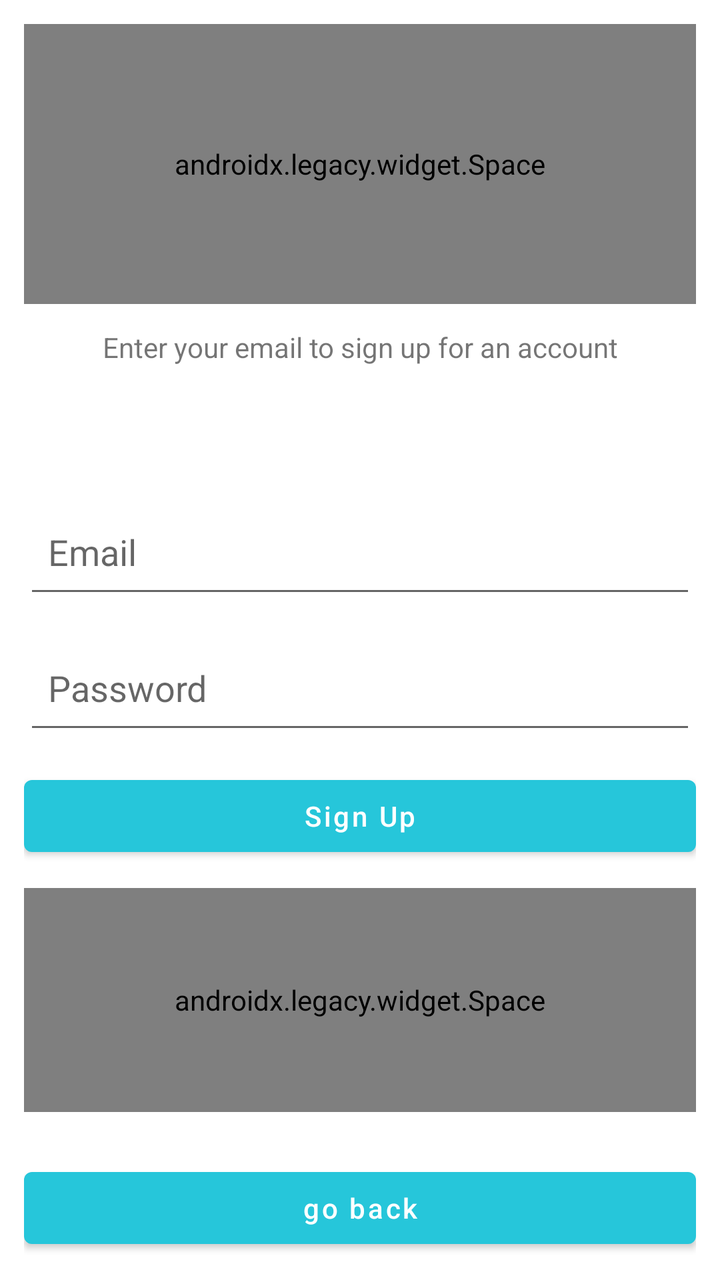
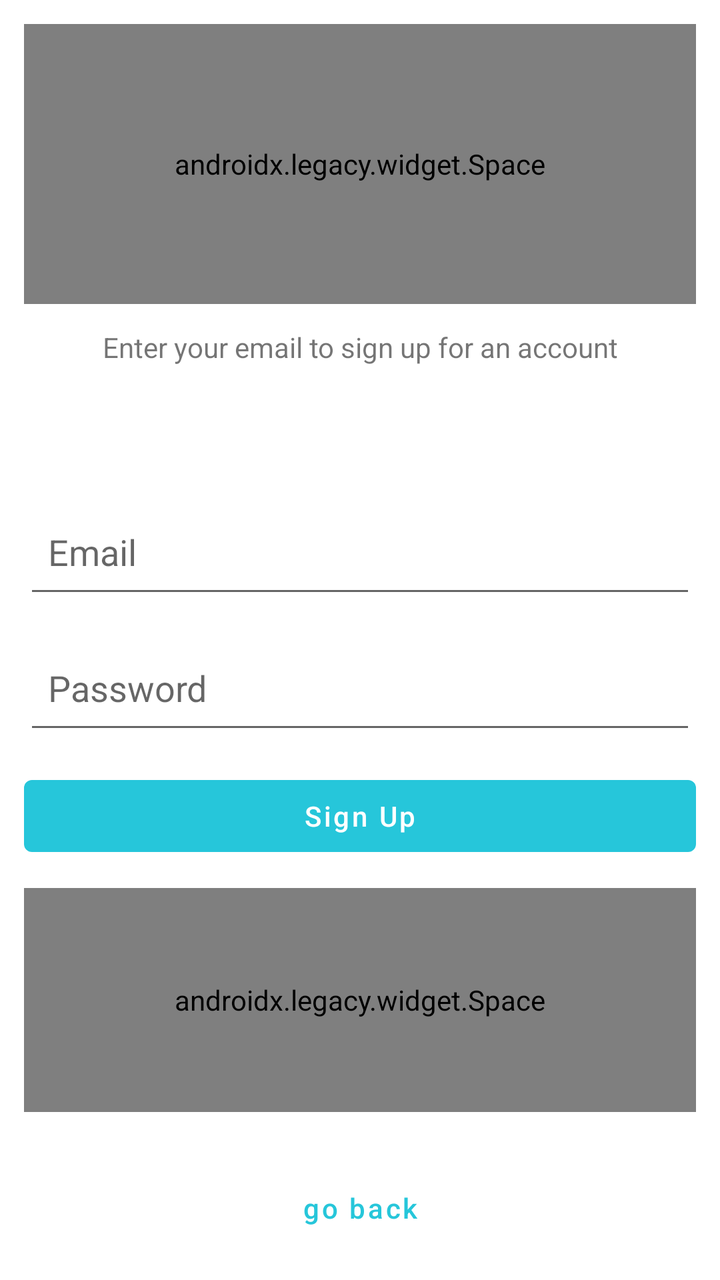

Screens rendered from an Android XML layout before and after an edit, with the pre-edit source and the edit as a unified diff.
<!-- AndroidManifest.xml: activity theme LoggedOutTheme -->
<!-- res/layout/activity_signup.xml -->
<?xml version="1.0" encoding="utf-8"?>
<RelativeLayout
    xmlns:android="http://schemas.android.com/apk/res/android"
    xmlns:tools="http://schemas.android.com/tools"
    tools:context="com.oo0o0o.colorphoria.activities.loggedoutactivites.ResetPasswordActivity"
    android:layout_width="match_parent"
    android:layout_height="match_parent"
    android:gravity="center"
    android:orientation="vertical" >

    <LinearLayout
        xmlns:android="http://schemas.android.com/apk/res/android"
        xmlns:tools="http://schemas.android.com/tools"
        tools:context="com.oo0o0o.colorphoria.activities.loggedoutactivites.ResetPasswordActivity"
        android:layout_width="match_parent"
        android:layout_height="match_parent"
        android:orientation="vertical"
        android:padding="@dimen/activity_horizontal_margin">

        <androidx.legacy.widget.Space
            android:layout_width="match_parent"
            android:layout_height="0dp"
            android:layout_weight="5"/>

        <TextView
            android:layout_width="match_parent"
            android:layout_height="0dp"
            android:layout_weight="3"
            android:layout_marginBottom="@dimen/activity_horizontal_margin"
            android:gravity="center_horizontal"
            android:padding="@dimen/activity_horizontal_margin"
            android:text="@string/signup_message"
            android:textSize="14sp" />

        <EditText
            android:id="@+id/email_edit_text"
            android:layout_width="match_parent"
            android:layout_height="0dp"
            android:layout_weight="2"
            android:layout_marginBottom="@dimen/activity_horizontal_margin"
            android:hint="@string/email_hint"
            android:padding="@dimen/activity_horizontal_margin"
            android:inputType="textEmailAddress" />

        <EditText
            android:id="@+id/password_edit_text"
            android:layout_width="match_parent"
            android:layout_height="0dp"
            android:layout_weight="2"
            android:layout_marginBottom="@dimen/activity_horizontal_margin"
            android:padding="@dimen/activity_horizontal_margin"
            android:hint="@string/password_hint"
            android:inputType="textPassword" />

        <Button
            android:id="@+id/sign_up_button"
            android:layout_width="match_parent"
            android:layout_height="wrap_content"
            android:layout_marginBottom="@dimen/activity_horizontal_margin"
            android:text="@string/signup_button"
            android:gravity="center"
            android:textColor="@color/colorPrimary"
            android:fontFamily="sans-serif-medium"
            android:textAllCaps="false" />

        <androidx.legacy.widget.Space
            android:layout_width="match_parent"
            android:layout_height="0dp"
            android:layout_weight="4"/>

        
        <Button
            android:id="@+id/sign_in_button"
            android:layout_width="match_parent"
            android:layout_height="wrap_content"
            android:layout_marginTop="24dp"
            android:text="@string/back_button_link"
            android:textAllCaps="false"
            />
    </LinearLayout>

    <include layout="@layout/progress">
    </include>
</RelativeLayout>
<!-- res/layout/progress.xml (included above) -->
<?xml version="1.0" encoding="utf-8"?>
<RelativeLayout xmlns:android="http://schemas.android.com/apk/res/android"
android:id="@+id/progress_bar_layout"
android:layout_width="match_parent"
android:layout_height="match_parent"
android:background="#99000000"
android:visibility="gone">
<ProgressBar
    style="?android:attr/progressBarStyleLarge"
    android:layout_width="wrap_content"
    android:layout_height="wrap_content"
    android:id="@+id/progress_bar"
    android:layout_centerVertical="true"
    android:layout_centerHorizontal="true"
    android:indeterminate="true"
    android:visibility="visible"/>
</RelativeLayout>
<!-- resources referenced by this layout -->
<resources>
  <color name="colorPrimary">#ffffffff</color>
  <dimen name="activity_horizontal_margin">12dp</dimen>
  <string name="back_button_link">go back</string>
  <string name="email_hint">Email</string>
  <string name="password_hint">Password</string>
  <string name="signup_button">Sign Up</string>
  <string name="signup_message">Enter your email to sign up for an account</string>
  <style name="LoggedOutTheme" parent="AppTheme">
          <item name="windowActionBar">false</item>
          <item name="windowNoTitle">true</item>
      </style>
  <style name="AppTheme" parent="BaseTheme">
      </style>
  <style name="BaseTheme" parent="Theme.MaterialComponents.Light.DarkActionBar">
          <item name="colorPrimary">@color/colorSecondary</item>
          <item name="colorPrimaryDark">@color/colorSecondaryDark</item> 
          <item name="colorAccent">@color/colorSecondary</item> 
  
      </style>
  <color name="colorSecondary">#ff26c6da</color>
  <color name="colorSecondaryDark">#ff0095a8</color>
</resources>

<!-- the commit's change to res/layout/activity_signup.xml (unified diff, before → after) -->
@@ -52,10 +52,11 @@
             android:hint="@string/password_hint"
             android:inputType="textPassword" />
 
-        <Button
+        <com.google.android.material.button.MaterialButton
             android:id="@+id/sign_up_button"
             android:layout_width="match_parent"
             android:layout_height="wrap_content"
+            style="@style/Widget.MaterialComponents.Button.UnelevatedButton"
             android:layout_marginBottom="@dimen/activity_horizontal_margin"
             android:text="@string/signup_button"
             android:gravity="center"
@@ -69,10 +70,11 @@
             android:layout_weight="4"/>
 
         
-        <Button
+        <com.google.android.material.button.MaterialButton
             android:id="@+id/sign_in_button"
             android:layout_width="match_parent"
             android:layout_height="wrap_content"
+            style="@style/Widget.MaterialComponents.Button.TextButton"
             android:layout_marginTop="24dp"
             android:text="@string/back_button_link"
             android:textAllCaps="false"
